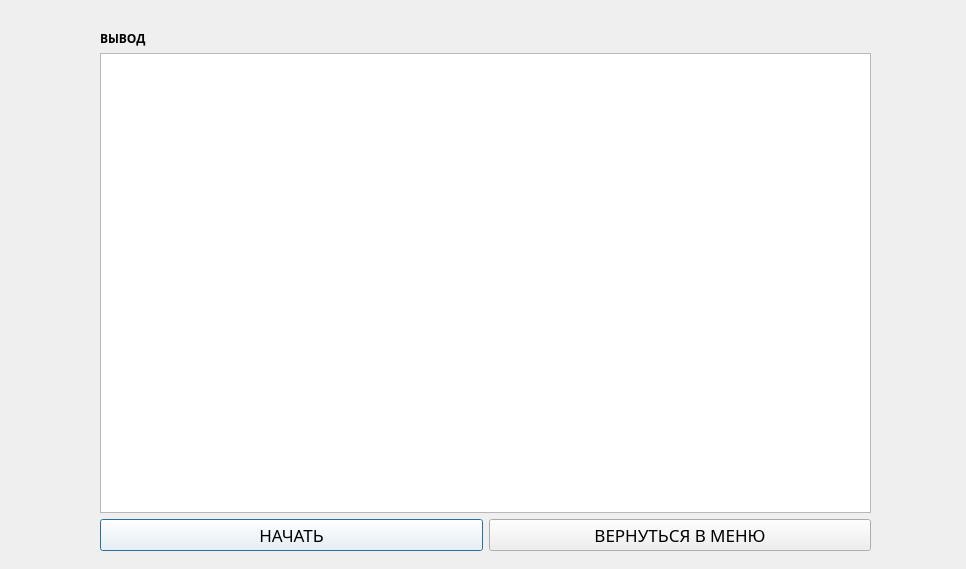
Old version of the form smo/smo/nextwindow.ui in the repository grih9/SMO21.
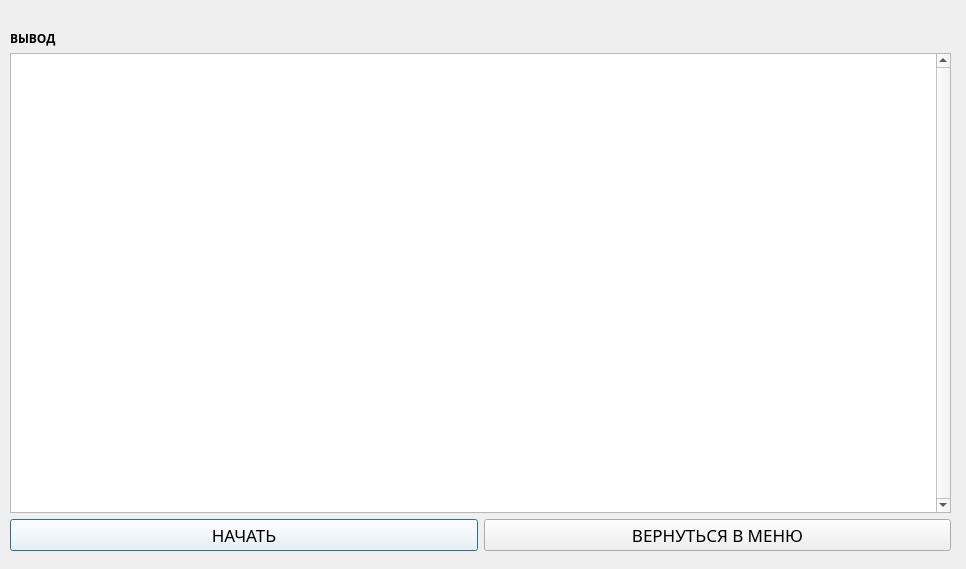
New version of the form.

```diff
--- a/smo/smo/nextwindow.ui
+++ b/smo/smo/nextwindow.ui
@@ -19,9 +19,9 @@
   <widget class="QWidget" name="verticalLayoutWidget">
    <property name="geometry">
     <rect>
-     <x>100</x>
+     <x>10</x>
      <y>30</y>
-     <width>771</width>
+     <width>941</width>
      <height>521</height>
     </rect>
    </property>
@@ -48,6 +48,9 @@
         <pointsize>14</pointsize>
        </font>
       </property>
+      <property name="verticalScrollBarPolicy">
+       <enum>Qt::ScrollBarAlwaysOn</enum>
+      </property>
       <property name="html">
        <string>&lt;!DOCTYPE HTML PUBLIC &quot;-//W3C//DTD HTML 4.0//EN&quot; &quot;http://www.w3.org/TR/REC-html40/strict.dtd&quot;&gt;
 &lt;html&gt;&lt;head&gt;&lt;meta name=&quot;qrichtext&quot; content=&quot;1&quot; /&gt;&lt;style type=&quot;text/css&quot;&gt;
```
